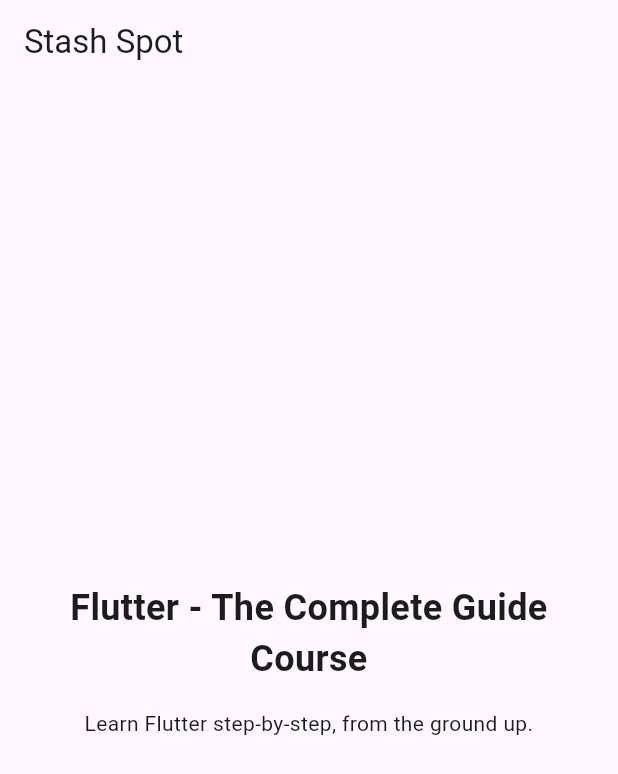
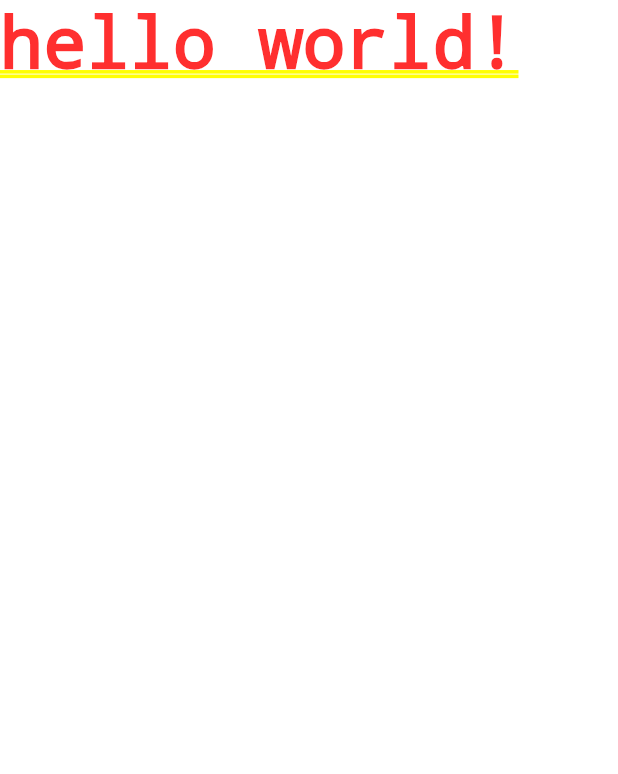
Before and after one commit to RileyMoore01/Flutter-App, a Flutter app: the screen it shows after launch, on a phone screen of 412 x 824 dp. Shown: the top 774 px of the screen. Run offline on Flutter 3.47's test engine with Material 3 defaults, Android fonts, the phone set to English and light mode, and no system bars.

Commit message:
starting a new app from strach

```diff
--- a/lib/main.dart
+++ b/lib/main.dart
@@ -1,55 +1,5 @@
-//https://github.com/academind/flutter-complete-guide-course-resources/tree/main/Code%20Snapshots
 import 'package:flutter/material.dart';
 
-void main() {
-  runApp(const MyApp());
+void main () {
+  runApp(MaterialApp(home: Text('hello world!')));
 }
-
-// With Flutter, you create user interfaces by combining "widgets"
-// You'll learn all about them (and much more) throughout this course!
-class MyApp extends StatelessWidget {
-  const MyApp({super.key});
-
-  // Every custom widget must have a build() method
-  // It tells Flutter, which widgets make up your custom widget
-  // Again: You'll learn all about that throughout the course!
-  @override
-  Widget build(BuildContext context) {
-    // Below, a bunch of built-in widgets are used (provided by Flutter)
-    // They will be explained in the next sections
-    // In this course, you will, of course, not just use them a lot but
-    // also learn about many other widgets!
-    return MaterialApp(
-      title: 'Stash Spot',
-      theme: ThemeData(useMaterial3: true),
-      home: Scaffold(
-        appBar: AppBar(
-          title: const Text('Stash Spot'),
-        ),
-        body: Container(
-          width: double.infinity,
-          padding: const EdgeInsets.all(12),
-          child: Column(
-            mainAxisAlignment: MainAxisAlignment.center,
-            crossAxisAlignment: CrossAxisAlignment.center,
-            children: const [
-              Text(
-                'Flutter - The Complete Guide Course',
-                textAlign: TextAlign.center,
-                style: TextStyle(
-                  fontSize: 24,
-                  fontWeight: FontWeight.bold,
-                ),
-              ),
-              SizedBox(height: 16),
-              Text(
-                'Learn Flutter step-by-step, from the ground up.',
-                textAlign: TextAlign.center,
-              ),
-            ],
-          ),
-        ),
-      ),
-    );
-  }
-}
```
Also changed, not shown: 16 other files.
